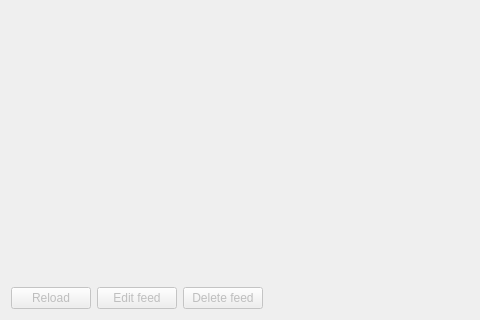
This is src/rss/rssmanager.ui in QupZilla/qupzilla as Qt 5 draws it before an edit; both pictures show x 0 to 480 and y 90 to 410 of the 600 by 410 pixel window. The edited form follows.
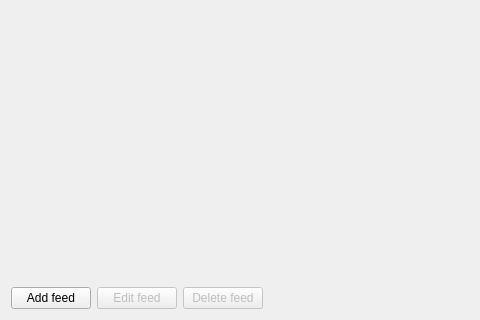
This is the edited form. Custom widgets are drawn as their Qt base class.

Commit message: Added possibility to create new rss feeds. Closes #120 - also edited string in adblock icon    "web-pages" > "web pages"

```diff
--- a/src/rss/rssmanager.ui
+++ b/src/rss/rssmanager.ui
@@ -49,12 +49,9 @@
    <item>
     <layout class="QHBoxLayout" name="horizontalLayout">
      <item>
-      <widget class="QPushButton" name="reload">
-       <property name="enabled">
-        <bool>false</bool>
-       </property>
+      <widget class="QPushButton" name="add">
        <property name="text">
-        <string>Reload</string>
+        <string>Add feed</string>
        </property>
       </widget>
      </item>
```
The commit also changes 19 other files.
